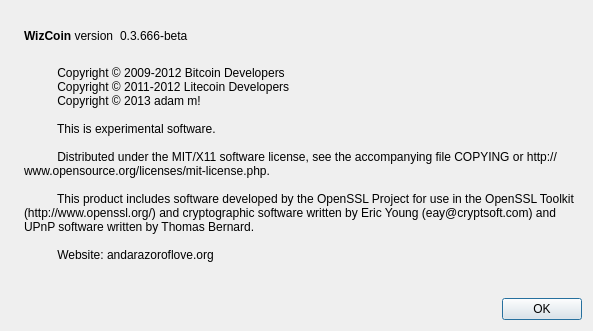
Before: the Qt Designer form src/qt/forms/aboutdialog.ui in lawiz22/wizcoin, drawn with Qt 5.
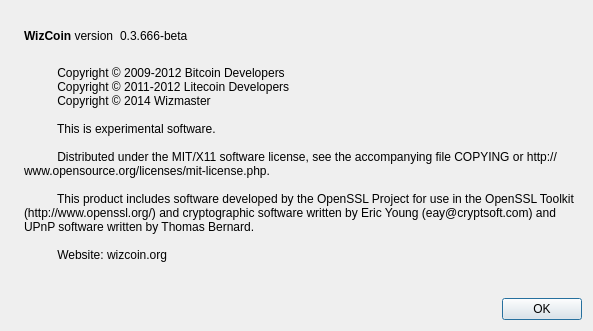
After: the same form once the commit is applied. Icons and pictures are not drawn.

Commit message: Dialog about

What changed in the file:
```diff
--- a/src/qt/forms/aboutdialog.ui
+++ b/src/qt/forms/aboutdialog.ui
@@ -97,7 +97,7 @@
         <string>
           Copyright © 2009-2012 Bitcoin Developers
           Copyright © 2011-2012 Litecoin Developers
-          Copyright © 2013 adam m!
+          Copyright © 2014 Wizmaster
 
           This is experimental software.
 
@@ -105,7 +105,7 @@
 
           This product includes software developed by the OpenSSL Project for use in the OpenSSL Toolkit (http://www.openssl.org/) and cryptographic software written by Eric Young (eay@cryptsoft.com) and UPnP software written by Thomas Bernard.
 
-          Website: andarazoroflove.org
+          Website: wizcoin.org
         </string>
        </property>
        <property name="wordWrap">
```
